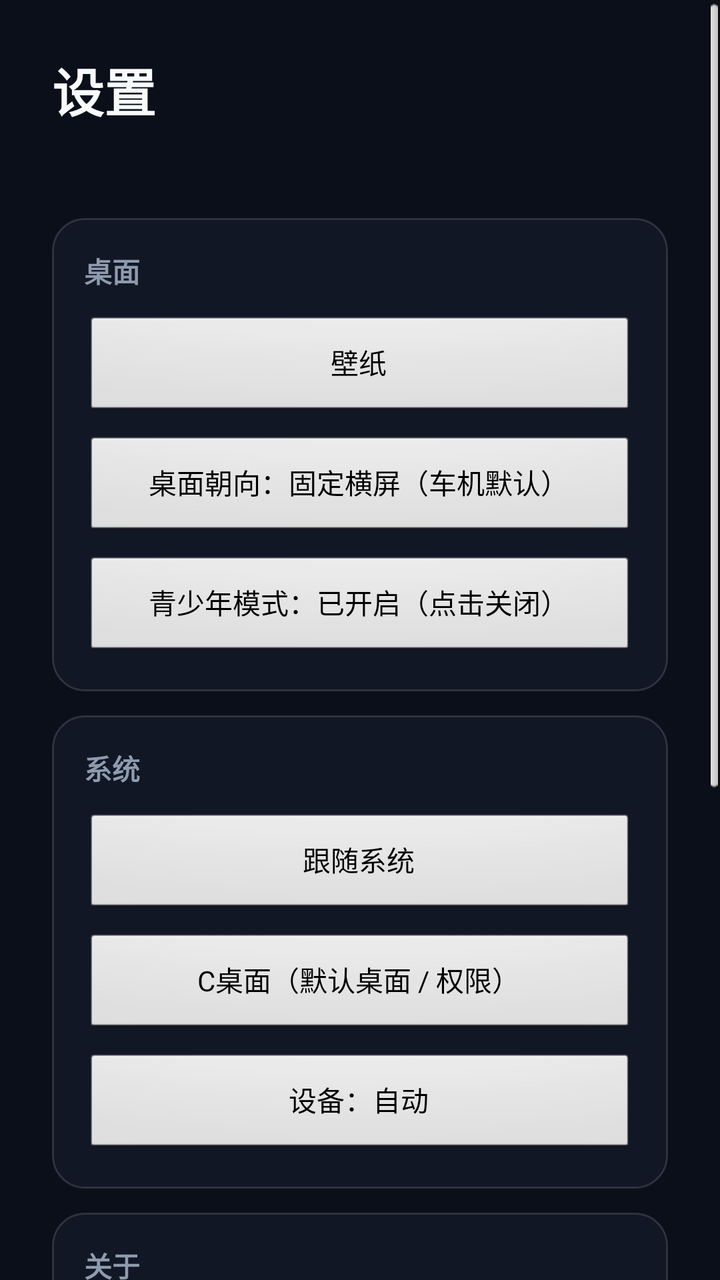
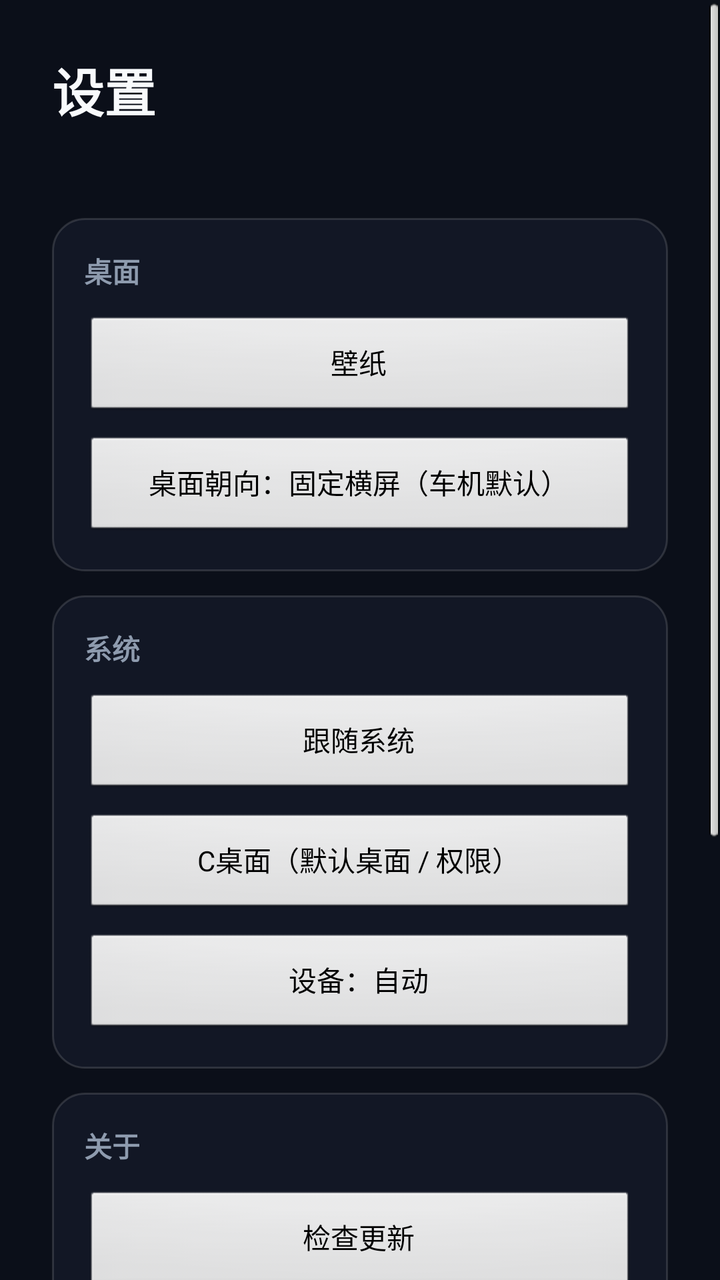

Two renders of the same Android screen: before a commit and after it. Below are the layout's source before the change and the commit's diff.
<!-- AndroidManifest.xml: application theme AppTheme -->
<!-- res/layout/activity_settings.xml -->
<?xml version="1.0" encoding="utf-8"?>
<ScrollView xmlns:android="http://schemas.android.com/apk/res/android"
    android:id="@+id/scrollSettings"
    android:layout_width="match_parent"
    android:layout_height="match_parent"
    android:background="@color/bg_base">

    <LinearLayout
        android:id="@+id/rootSettings"
        android:layout_width="match_parent"
        android:layout_height="wrap_content"
        android:layout_margin="26dp"
        android:orientation="vertical">

        <TextView
            android:id="@+id/tvSetTitle"
            android:layout_width="wrap_content"
            android:layout_height="wrap_content"
            android:text="@string/settings_title"
            android:textSize="@dimen/text_title"
            android:textStyle="bold"
            android:textColor="@color/text_primary" />

        <TextView
            android:id="@+id/tvSetVersion"
            android:layout_width="wrap_content"
            android:layout_height="wrap_content"
            android:layout_marginTop="6dp"
            android:textSize="@dimen/text_body"
            android:textColor="@color/text_secondary" />

        
        <LinearLayout
            android:layout_width="match_parent"
            android:layout_height="wrap_content"
            android:layout_marginTop="20dp"
            android:orientation="vertical"
            android:background="@drawable/bg_card"
            android:padding="16dp">

            <TextView
                android:layout_width="wrap_content"
                android:layout_height="wrap_content"
                android:text="@string/settings_desktop"
                android:textSize="14sp"
                android:textStyle="bold"
                android:textColor="@color/text_secondary" />

            <Button android:id="@+id/btnSetWallpaper"
                android:layout_width="match_parent" android:layout_height="52dp"
                android:layout_marginTop="12dp" android:text="@string/wallpaper" />

            <Button android:id="@+id/btnSetOrient"
                android:layout_width="match_parent" android:layout_height="52dp"
                android:layout_marginTop="8dp" android:text="@string/settings_orient_landscape" />

            <Button android:id="@+id/btnSetFilter"
                android:layout_width="match_parent" android:layout_height="52dp"
                android:layout_marginTop="8dp" android:text="@string/settings_filter_on" />
        </LinearLayout>

        
        <LinearLayout
            android:layout_width="match_parent"
            android:layout_height="wrap_content"
            android:layout_marginTop="12dp"
            android:orientation="vertical"
            android:background="@drawable/bg_card"
            android:padding="16dp">

            <TextView
                android:layout_width="wrap_content"
                android:layout_height="wrap_content"
                android:text="@string/settings_system"
                android:textSize="14sp"
                android:textStyle="bold"
                android:textColor="@color/text_secondary" />

            <Button android:id="@+id/btnSetLang"
                android:layout_width="match_parent" android:layout_height="52dp"
                android:layout_marginTop="12dp" android:text="@string/lang_auto" />

            <Button android:id="@+id/btnSetCore"
                android:layout_width="match_parent" android:layout_height="52dp"
                android:layout_marginTop="8dp" android:text="@string/settings_core" />

            <Button android:id="@+id/btnSetDevice"
                android:layout_width="match_parent" android:layout_height="52dp"
                android:layout_marginTop="8dp" android:text="@string/device_auto" />
        </LinearLayout>

        
        <LinearLayout
            android:layout_width="match_parent"
            android:layout_height="wrap_content"
            android:layout_marginTop="12dp"
            android:orientation="vertical"
            android:background="@drawable/bg_card"
            android:padding="16dp">

            <TextView
                android:layout_width="wrap_content"
                android:layout_height="wrap_content"
                android:text="@string/settings_about"
                android:textSize="14sp"
                android:textStyle="bold"
                android:textColor="@color/text_secondary" />

            <Button android:id="@+id/btnSetUpdate"
                android:layout_width="match_parent" android:layout_height="52dp"
                android:layout_marginTop="12dp" android:text="@string/settings_check_update" />

            <Button android:id="@+id/btnSetDisclaimer"
                android:layout_width="match_parent" android:layout_height="52dp"
                android:layout_marginTop="8dp" android:text="@string/disclaimer_title" />

            <Button android:id="@+id/btnSetLog"
                android:layout_width="match_parent" android:layout_height="52dp"
                android:layout_marginTop="8dp" android:text="@string/settings_log" />

            <Button android:id="@+id/btnSetCleanup"
                android:layout_width="match_parent" android:layout_height="52dp"
                android:layout_marginTop="8dp" android:text="@string/cleanup_title" />

            <Button android:id="@+id/btnSetTransfer"
                android:layout_width="match_parent" android:layout_height="52dp"
                android:layout_marginTop="8dp" android:text="@string/transfer" />
        </LinearLayout>

        <Button android:id="@+id/btnSetBack"
            android:layout_width="match_parent" android:layout_height="52dp"
            android:layout_marginTop="20dp" android:text="@string/transfer_back" />
    </LinearLayout>
</ScrollView>
<!-- resources referenced by this layout -->
<resources>
  <color name="bg_base">#FF0B0F19</color>
  <color name="text_primary">#FFF8FAFC</color>
  <color name="text_secondary">#FF8E9BAE</color>
  <dimen name="text_body">14sp</dimen>
  <dimen name="text_title">26sp</dimen>
  <!-- drawable bg_card (drawable) -->
  <?xml version="1.0" encoding="utf-8"?>
  <shape xmlns:android="http://schemas.android.com/apk/res/android" android:shape="rectangle">
      <solid android:color="#B3161C2C" />
      <corners android:radius="16dp" />
      <stroke android:width="1dp" android:color="#22FFFFFF" />
  </shape>
  <string name="cleanup_title">缓存清理</string>
  <string name="device_auto">设备：自动</string>
  <string name="disclaimer_title">使用须知</string>
  <string name="lang_auto">跟随系统</string>
  <string name="settings_about">关于</string>
  <string name="settings_check_update">检查更新</string>
  <string name="settings_core">C桌面（默认桌面 / 权限）</string>
  <string name="settings_desktop">桌面</string>
  <string name="settings_filter_on">青少年模式：已开启（点击关闭）</string>
  <string name="settings_log">复制诊断日志</string>
  <string name="settings_orient_landscape">桌面朝向：固定横屏（车机默认）</string>
  <string name="settings_system">系统</string>
  <string name="settings_title">设置</string>
  <string name="transfer">局域网传输</string>
  <string name="transfer_back">返回</string>
  <string name="wallpaper">壁纸</string>
  <style name="AppTheme" parent="@android:style/Theme.NoTitleBar.Fullscreen">
          <item name="android:windowBackground">#0B1020</item>
          <item name="android:windowFullscreen">true</item>
          <item name="android:windowNoTitle">true</item>
      </style>
</resources>

<!-- the commit's change to res/layout/activity_settings.xml (unified diff, before → after) -->
@@ -53,10 +53,6 @@
             <Button android:id="@+id/btnSetOrient"
                 android:layout_width="match_parent" android:layout_height="52dp"
                 android:layout_marginTop="8dp" android:text="@string/settings_orient_landscape" />
-
-            <Button android:id="@+id/btnSetFilter"
-                android:layout_width="match_parent" android:layout_height="52dp"
-                android:layout_marginTop="8dp" android:text="@string/settings_filter_on" />
         </LinearLayout>
 
         
<!-- resource entries referenced after the edit -->
@@ -20,7 +20,6 @@
   <string name="settings_check_update">检查更新</string>
   <string name="settings_core">C桌面（默认桌面 / 权限）</string>
   <string name="settings_desktop">桌面</string>
-  <string name="settings_filter_on">青少年模式：已开启（点击关闭）</string>
   <string name="settings_log">复制诊断日志</string>
   <string name="settings_orient_landscape">桌面朝向：固定横屏（车机默认）</string>
   <string name="settings_system">系统</string>
